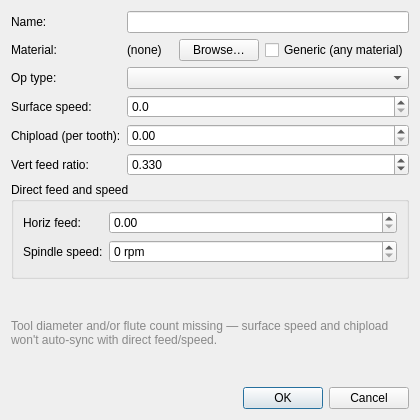
Before: the Qt Designer form src/Mod/CAM/Gui/Resources/panels/FeedsSpeedsPresetEdit.ui in Connor9220/FreeCAD, drawn with Qt 5.
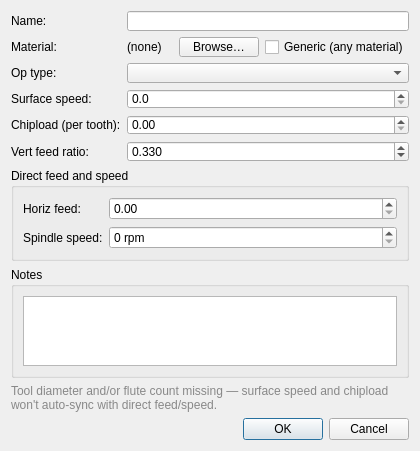
After: the same form once the commit is applied. Custom widgets are drawn as their Qt base class.

Commit message:
Merge pull request #31300 from Connor9220/FeedsAndSpeedsSync
CAM: Sync tool presets from the library into embedded Job tools

```diff
--- a/src/Mod/CAM/Gui/Resources/panels/FeedsSpeedsPresetEdit.ui
+++ b/src/Mod/CAM/Gui/Resources/panels/FeedsSpeedsPresetEdit.ui
@@ -179,6 +179,22 @@
      </layout>
     </widget>
    </item>
+   <item>
+    <widget class="QGroupBox" name="notesBox">
+     <property name="title">
+      <string>Notes</string>
+     </property>
+     <layout class="QVBoxLayout" name="notesBoxLayout">
+      <item>
+       <widget class="QPlainTextEdit" name="notesEdit">
+        <property name="maximumHeight">
+         <number>60</number>
+        </property>
+       </widget>
+      </item>
+     </layout>
+    </widget>
+   </item>
    <item>
     <widget class="QLabel" name="geometryHint">
      <property name="text">
```
Left out of the diff: 1 changed line with no effect on the pictures. The commit also changes 16 other files.
